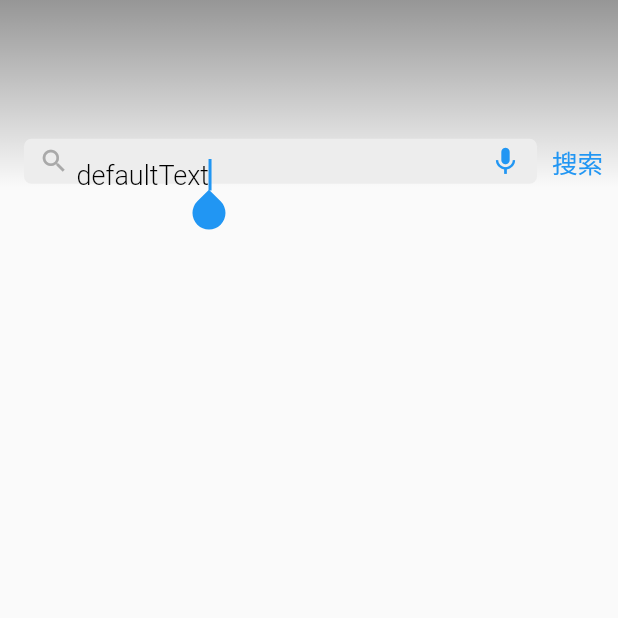
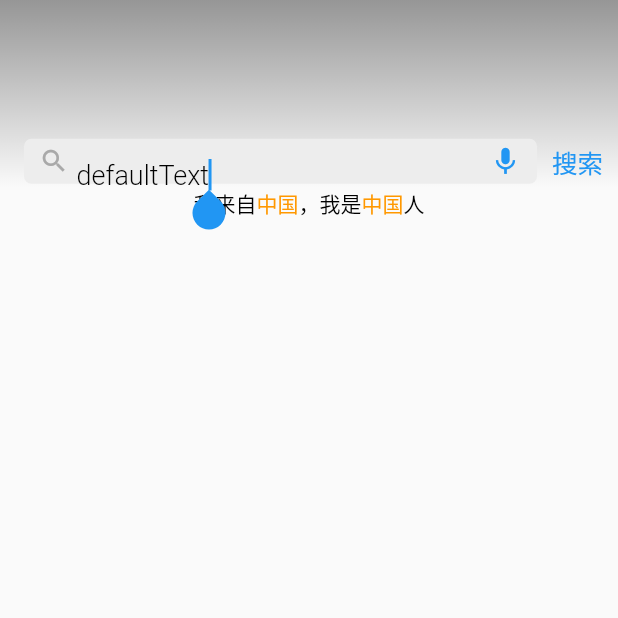
Before and after one commit to user-leaf/flutter_trip, a Flutter app: the SearchPage screen opened directly, on a phone screen of 412 x 824 dp, the top half of it. Run offline on Flutter 3.47's test engine with Material 2 defaults, Android fonts, the phone set to English and light mode, and no system bars; our stand-ins replace flutter_swiper; missing offline and left inert: flutter_webview_plugin; network calls fail.

Commit message:
10-7动态icon和富文本（没完成，搜索接口不通，就试了试）

```diff
--- a/lib/model/search_model.dart
+++ b/lib/model/search_model.dart
@@ -15,7 +15,7 @@ class SearchModel {
 
 class SearchItem {
   final String word; //xx酒店
-  final String type; //hotel
+  final String? type; //hotel
   final String price; //实时计价
   final String star; //豪华型
   final String zonename; //虹桥
--- a/lib/pages/search_page.dart
+++ b/lib/pages/search_page.dart
@@ -4,6 +4,22 @@ import 'package:flutter_trip/model/search_model.dart';
 import 'package:flutter_trip/utils/NavigatorUtil.dart';
 import 'package:flutter_trip/widget/search_bar.dart';
 import 'package:flutter_trip/widget/webview.dart';
+
+const TYPES = [
+  'channelgroup',
+  'channelgs',
+  'channelplane',
+  'channeltrain',
+  'cruise',
+  'district',
+  'food',
+  'hotel',
+  'huodong',
+  'shop',
+  'sight',
+  'ticket',
+  'travelgroup',
+];
 
 class SearchPage extends StatefulWidget {
   final bool hideLeft;
@@ -33,18 +49,18 @@ class _SearchPageState extends State<SearchPage> {
       body: Column(
         children: [
           _appBar(),
-          MediaQuery.removePadding(
-            removeTop: true,
-            context: context,
-            child: Expanded(
-              flex: 1,
-              child: ListView.builder(
-                  itemCount: searchModel?.data?.length ?? 0,
-                  itemBuilder: (context, position) {
-                    return _item(position);
-                  }),
-            ),
-          ),
+          // MediaQuery.removePadding(
+          //   removeTop: true,
+          //   context: context,
+          //   child: Expanded(
+          //     flex: 1,
+          //     child: ListView.builder(
+          //         itemCount: searchModel?.data?.length ?? 0,
+          //         itemBuilder: (context, position) {
+          //           return _item(position);
+          //         }),
+          //   ),
+          // ),
 
           // InkWell(
           //   onTap: () {
@@ -75,6 +91,11 @@ class _SearchPageState extends State<SearchPage> {
           //   ),
           // ),
           // Text(showText),
+
+          Container(
+            child:
+                RichText(text: TextSpan(children: _title('我来自中国，我是中国人', '中国'))),
+          ),
         ],
       ),
     );
@@ -153,6 +174,13 @@ class _SearchPageState extends State<SearchPage> {
             border: Border(bottom: BorderSide(width: 0.3, color: Colors.grey))),
         child: Row(
           children: [
+            Container(
+              margin: EdgeInsets.all(1),
+              child: Image(
+                  height: 26,
+                  width: 26,
+                  image: AssetImage(_typeImage(item?.type))),
+            ),
             Column(
               children: [
                 Container(
@@ -171,4 +199,40 @@ class _SearchPageState extends State<SearchPage> {
       ),
     );
   }
+
+  String _typeImage(String? type) {
+    if (type == null) return 'images/type_travelgroup.png';
+    String path = 'travelgroup';
+    for (String val in TYPES) {
+      if (type.contains(val)) {
+        path = val;
+        break;
+      }
+    }
+    return 'images/type_$path.png';
+  }
+
+  _title(String word, String keyword) {
+    // 'wordwoc' -> [, ord, oc]
+    List<TextSpan> spans = [];
+    TextStyle normalStyle = TextStyle(color: Colors.black);
+    TextStyle keywordStyle = TextStyle(color: Colors.orange);
+    String wordL = word.toLowerCase(), keywordL = keyword.toLowerCase();
+    List<String> arr = word.toLowerCase().split(keyword.toLowerCase());
+    int preIndex = 0;
+    for (int i = 0; i < arr.length; i++) {
+      if (i != 0) {
+        //搜索关键字高亮忽略大小写
+        preIndex = wordL.indexOf(keywordL, preIndex);
+        spans.add(TextSpan(
+            text: word.substring(preIndex, preIndex + keyword.length),
+            style: keywordStyle));
+      }
+      String val = arr[i];
+      if (val != null && val.length > 0) {
+        spans.add(TextSpan(text: val, style: normalStyle));
+      }
+    }
+    return spans;
+  }
 }
```
Also changed, not shown: pubspec.yaml (+14 -4 lines), images/type_channelgroup.png (added), images/type_channelgs.png (added), images/type_channelplane.png (added), images/type_channeltrain.png (added), images/type_cruise.png (added), images/type_district.png (added), images/type_food.png (added), images/type_hotel.png (added), images/type_huodong.png (added), images/type_shop.png (added), images/type_sight.png (added), images/type_ticket.png (added), images/type_travelgroup.png (added).
